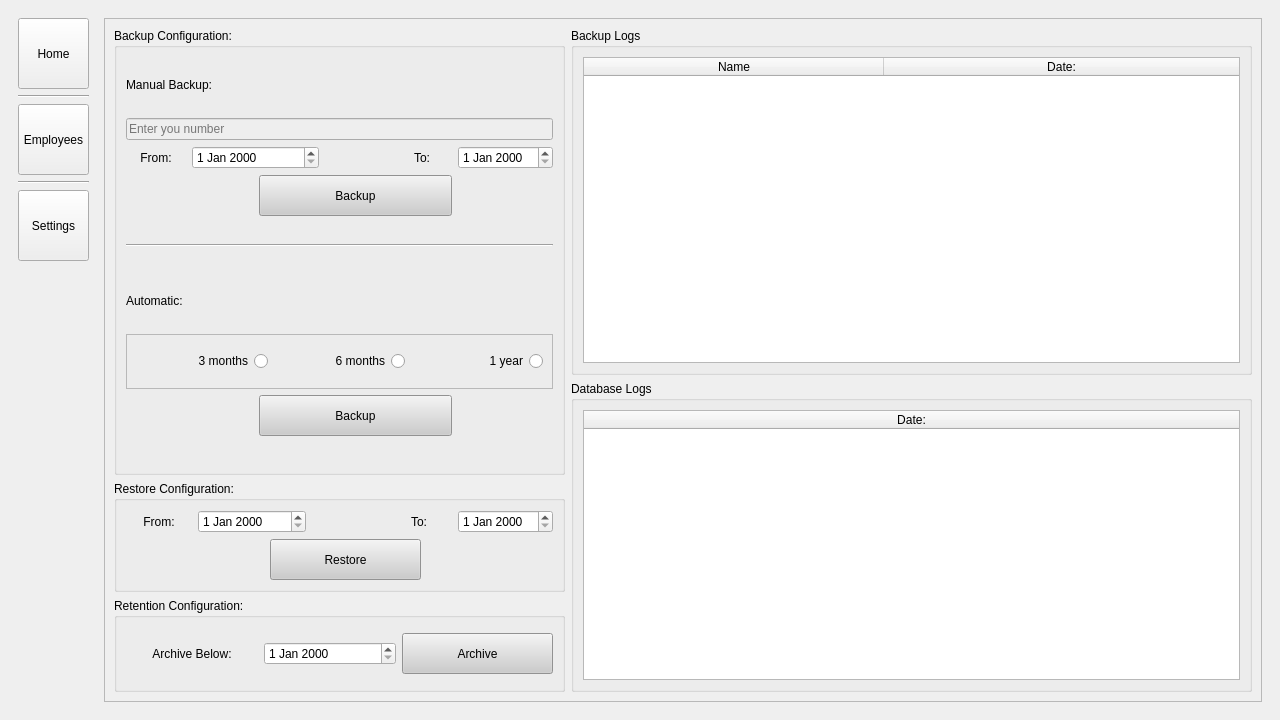
Above: EALS UI/eals-main.ui from maeven-tapa/cpet8_group8_workspace before the change. Below: the same form after it.
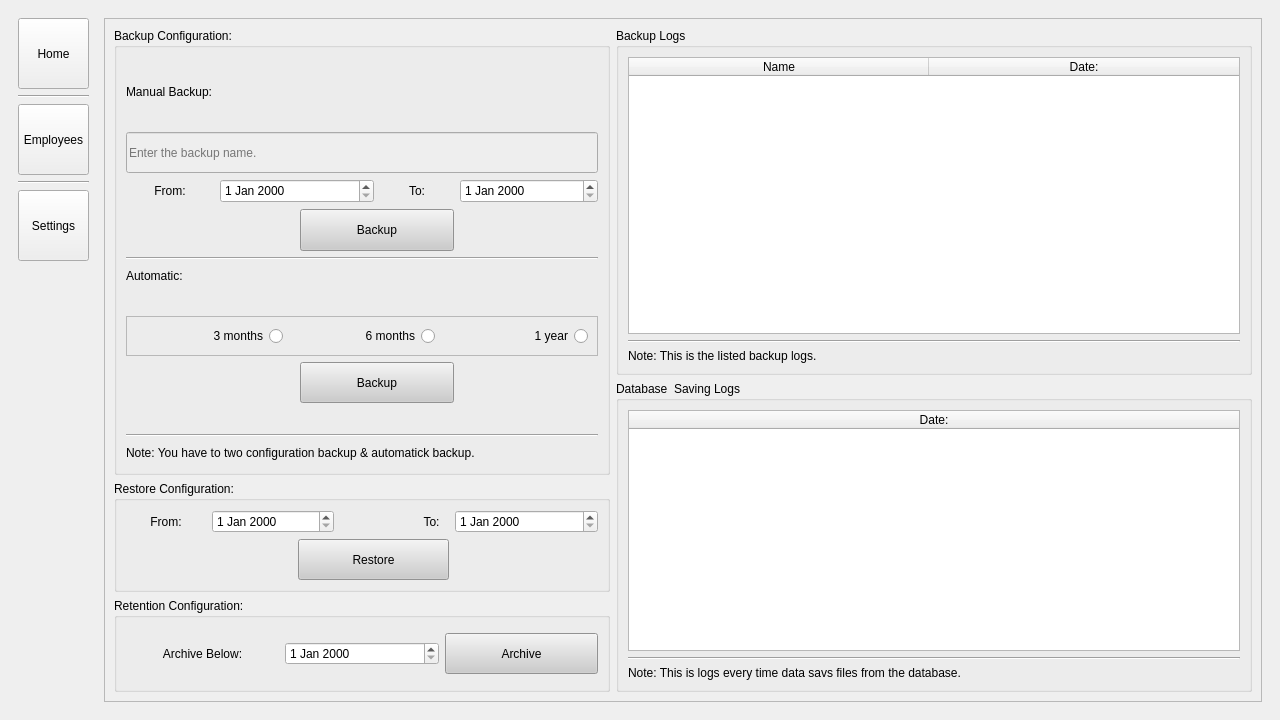
That is the form after the change. The open tabs and pages were chosen to show the change.

Patch:
```diff
--- a/EALS UI/eals-main.ui
+++ b/EALS UI/eals-main.ui
@@ -13,13 +13,19 @@
   <property name="minimumSize">
    <size>
     <width>0</width>
-    <height>291</height>
+    <height>0</height>
    </size>
   </property>
   <property name="windowTitle">
    <string>MainWindow</string>
   </property>
   <widget class="QWidget" name="centralwidget">
+   <property name="minimumSize">
+    <size>
+     <width>1280</width>
+     <height>720</height>
+    </size>
+   </property>
    <layout class="QGridLayout" name="gridLayout">
     <item row="0" column="0">
      <widget class="QStackedWidget" name="stackedWidget">
@@ -3249,6 +3255,20 @@
                 </column>
                </widget>
               </item>
+              <item row="5" column="0" colspan="4">
+               <widget class="Line" name="line_42">
+                <property name="orientation">
+                 <enum>Qt::Orientation::Horizontal</enum>
+                </property>
+               </widget>
+              </item>
+              <item row="6" column="0" colspan="3">
+               <widget class="QLabel" name="label_80">
+                <property name="text">
+                 <string>Note: Select the arrow button to navigate notice.</string>
+                </property>
+               </widget>
+              </item>
              </layout>
             </widget>
            </item>
@@ -4018,280 +4038,6 @@
            <enum>QFrame::Shadow::Raised</enum>
           </property>
           <layout class="QGridLayout" name="gridLayout_50">
-           <item row="0" column="0" rowspan="2">
-            <widget class="QGroupBox" name="groupBox_16">
-             <property name="minimumSize">
-              <size>
-               <width>451</width>
-               <height>351</height>
-              </size>
-             </property>
-             <property name="title">
-              <string>Backup Configuration:</string>
-             </property>
-             <layout class="QGridLayout" name="gridLayout_47">
-              <item row="7" column="0" colspan="2">
-               <widget class="QFrame" name="frame_77">
-                <property name="styleSheet">
-                 <string notr="true">background-color: transparent;
-border: none;</string>
-                </property>
-                <property name="frameShape">
-                 <enum>QFrame::Shape::StyledPanel</enum>
-                </property>
-                <property name="frameShadow">
-                 <enum>QFrame::Shadow::Raised</enum>
-                </property>
-               </widget>
-              </item>
-              <item row="3" column="0" colspan="2">
-               <widget class="QFrame" name="frame_79">
-                <property name="styleSheet">
-                 <string notr="true">background-color: transparent;
-border: none;</string>
-                </property>
-                <property name="frameShape">
-                 <enum>QFrame::Shape::StyledPanel</enum>
-                </property>
-                <property name="frameShadow">
-                 <enum>QFrame::Shadow::Raised</enum>
-                </property>
-               </widget>
-              </item>
-              <item row="2" column="1" colspan="2">
-               <widget class="QDateEdit" name="dateEdit"/>
-              </item>
-              <item row="2" column="4">
-               <widget class="QLabel" name="label_83">
-                <property name="minimumSize">
-                 <size>
-                  <width>0</width>
-                  <height>0</height>
-                 </size>
-                </property>
-                <property name="text">
-                 <string>To:</string>
-                </property>
-                <property name="alignment">
-                 <set>Qt::AlignmentFlag::AlignCenter</set>
-                </property>
-               </widget>
-              </item>
-              <item row="7" column="5">
-               <widget class="QFrame" name="frame_78">
-                <property name="styleSheet">
-                 <string notr="true">background-color: transparent;
-border: none;</string>
-                </property>
-                <property name="frameShape">
-                 <enum>QFrame::Shape::StyledPanel</enum>
-                </property>
-                <property name="frameShadow">
-                 <enum>QFrame::Shadow::Raised</enum>
-                </property>
-               </widget>
-              </item>
-              <item row="1" column="0" colspan="6">
-               <widget class="QLineEdit" name="lineEdit_17">
-                <property name="minimumSize">
-                 <size>
-                  <width>0</width>
-                  <height>0</height>
-                 </size>
-                </property>
-                <property name="styleSheet">
-                 <string notr="true">background-color: rgb(238, 238, 238);</string>
-                </property>
-                <property name="placeholderText">
-                 <string>Enter you number</string>
-                </property>
-               </widget>
-              </item>
-              <item row="3" column="2" colspan="3">
-               <widget class="QPushButton" name="manual_backup_btn">
-                <property name="minimumSize">
-                 <size>
-                  <width>151</width>
-                  <height>41</height>
-                 </size>
-                </property>
-                <property name="maximumSize">
-                 <size>
-                  <width>16777215</width>
-                  <height>16777215</height>
-                 </size>
-                </property>
-                <property name="styleSheet">
-                 <string notr="true">background-color: rgb(204, 204, 204);</string>
-                </property>
-                <property name="text">
-                 <string>Backup</string>
-                </property>
-               </widget>
-              </item>
-              <item row="4" column="0" colspan="6">
-               <widget class="Line" name="line_43">
-                <property name="minimumSize">
-                 <size>
-                  <width>0</width>
-                  <height>46</height>
-                 </size>
-                </property>
-                <property name="orientation">
-                 <enum>Qt::Orientation::Horizontal</enum>
-                </property>
-               </widget>
-              </item>
-              <item row="8" column="0" colspan="6">
-               <widget class="Line" name="line_42">
-                <property name="minimumSize">
-                 <size>
-                  <width>0</width>
-                  <height>21</height>
-                 </size>
-                </property>
-                <property name="styleSheet">
-                 <string notr="true">border: 0px;</string>
-                </property>
-                <property name="orientation">
-                 <enum>Qt::Orientation::Horizontal</enum>
-                </property>
-               </widget>
-              </item>
-              <item row="2" column="5">
-               <widget class="QDateEdit" name="dateEdit_2"/>
-              </item>
-              <item row="0" column="0" colspan="6">
-               <widget class="QLabel" name="label_85">
-                <property name="minimumSize">
-                 <size>
-                  <width>281</width>
-                  <height>27</height>
-                 </size>
-                </property>
-                <property name="text">
-                 <string>Manual Backup:</string>
-                </property>
-               </widget>
-              </item>
-              <item row="2" column="0">
-               <widget class="QLabel" name="label_84">
-                <property name="minimumSize">
-                 <size>
-                  <width>0</width>
-                  <height>0</height>
-                 </size>
-                </property>
-                <property name="text">
-                 <string>From:</string>
-                </property>
-                <property name="alignment">
-                 <set>Qt::AlignmentFlag::AlignCenter</set>
-                </property>
-               </widget>
-              </item>
-              <item row="2" column="3">
-               <widget class="QFrame" name="frame_76">
-                <property name="styleSheet">
-                 <string notr="true">background-color: transparent;
-border: none;</string>
-                </property>
-                <property name="frameShape">
-                 <enum>QFrame::Shape::StyledPanel</enum>
-                </property>
-                <property name="frameShadow">
-                 <enum>QFrame::Shadow::Raised</enum>
-                </property>
-               </widget>
-              </item>
-              <item row="6" column="0" colspan="6">
-               <widget class="QFrame" name="frame_75">
-                <property name="layoutDirection">
-                 <enum>Qt::LayoutDirection::RightToLeft</enum>
-                </property>
-                <property name="frameShape">
-                 <enum>QFrame::Shape::StyledPanel</enum>
-                </property>
-                <property name="frameShadow">
-                 <enum>QFrame::Shadow::Raised</enum>
-                </property>
-                <layout class="QHBoxLayout" name="horizontalLayout_4">
-                 <item>
-                  <widget class="QRadioButton" name="radioButton_10">
-                   <property name="text">
-                    <string>1 year</string>
-                   </property>
-                  </widget>
-                 </item>
-                 <item>
-                  <widget class="QRadioButton" name="radioButton_11">
-                   <property name="text">
-                    <string>6 months</string>
-                   </property>
-                  </widget>
-                 </item>
-                 <item>
-                  <widget class="QRadioButton" name="radioButton_12">
-                   <property name="text">
-                    <string>3 months</string>
-                   </property>
-                  </widget>
-                 </item>
-                </layout>
-               </widget>
-              </item>
-              <item row="7" column="2" colspan="3">
-               <widget class="QPushButton" name="automatic_backup_btn">
-                <property name="minimumSize">
-                 <size>
-                  <width>151</width>
-                  <height>41</height>
-                 </size>
-                </property>
-                <property name="maximumSize">
-                 <size>
-                  <width>16777215</width>
-                  <height>16777215</height>
-                 </size>
-                </property>
-                <property name="styleSheet">
-                 <string notr="true">background-color: rgb(204, 204, 204);</string>
-                </property>
-                <property name="text">
-                 <string>Backup</string>
-                </property>
-               </widget>
-              </item>
-              <item row="3" column="5">
-               <widget class="QFrame" name="frame_80">
-                <property name="styleSheet">
-                 <string notr="true">background-color: transparent;
-border: none;</string>
-                </property>
-                <property name="frameShape">
-                 <enum>QFrame::Shape::StyledPanel</enum>
-                </property>
-                <property name="frameShadow">
-                 <enum>QFrame::Shadow::Raised</enum>
-                </property>
-               </widget>
-              </item>
-              <item row="5" column="0" colspan="6">
-               <widget class="QLabel" name="label_82">
-                <property name="minimumSize">
-                 <size>
-                  <width>281</width>
-                  <height>27</height>
-                 </size>
-                </property>
-                <property name="text">
-                 <string>Automatic:</string>
-                </property>
-               </widget>
-              </item>
-             </layout>
-            </widget>
-           </item>
            <item row="0" column="1">
             <widget class="QGroupBox" name="groupBox_14">
              <property name="minimumSize">
@@ -4324,34 +4070,30 @@
                 </column>
                </widget>
               </item>
-             </layout>
-            </widget>
-           </item>
-           <item row="1" column="1" rowspan="3">
-            <widget class="QGroupBox" name="groupBox_15">
-             <property name="minimumSize">
-              <size>
-               <width>631</width>
-               <height>311</height>
-              </size>
-             </property>
-             <property name="title">
-              <string>Database Logs</string>
-             </property>
-             <layout class="QGridLayout" name="gridLayout_52">
-              <item row="0" column="0">
-               <widget class="QTableWidget" name="tableWidget_6">
-                <attribute name="horizontalHeaderDefaultSectionSize">
-                 <number>300</number>
-                </attribute>
-                <attribute name="horizontalHeaderStretchLastSection">
-                 <bool>true</bool>
-                </attribute>
-                <column>
-                 <property name="text">
-                  <string>Date:</string>
-                 </property>
-                </column>
+              <item row="1" column="0">
+               <widget class="Line" name="line_60">
+                <property name="minimumSize">
+                 <size>
+                  <width>0</width>
+                  <height>0</height>
+                 </size>
+                </property>
+                <property name="orientation">
+                 <enum>Qt::Orientation::Horizontal</enum>
+                </property>
+               </widget>
+              </item>
+              <item row="2" column="0">
+               <widget class="QLabel" name="label_77">
+                <property name="minimumSize">
+                 <size>
+                  <width>0</width>
+                  <height>0</height>
+                 </size>
+                </property>
+                <property name="text">
+                 <string>Note: This is the listed backup logs.</string>
+                </property>
                </widget>
               </item>
              </layout>
@@ -4363,7 +4105,27 @@
               <string>Restore Configuration:</string>
              </property>
              <layout class="QGridLayout" name="gridLayout_48">
-              <item row="0" column="4" colspan="2">
+              <item row="1" column="0" colspan="2">
+               <widget class="QFrame" name="frame_82">
+                <property name="minimumSize">
+                 <size>
+                  <width>166</width>
+                  <height>0</height>
+                 </size>
+                </property>
+                <property name="styleSheet">
+                 <string notr="true">background-color: transparent;
+border: none;</string>
+                </property>
+                <property name="frameShape">
+                 <enum>QFrame::Shape::StyledPanel</enum>
+                </property>
+                <property name="frameShadow">
+                 <enum>QFrame::Shadow::Raised</enum>
+                </property>
+               </widget>
+              </item>
+              <item row="0" column="4">
                <widget class="QLabel" name="label_87">
                 <property name="minimumSize">
                  <size>
@@ -4379,9 +4141,6 @@
                 </property>
                </widget>
               </item>
-              <item row="0" column="6">
-               <widget class="QDateEdit" name="dateEdit_4"/>
-              </item>
               <item row="0" column="0">
                <widget class="QLabel" name="label_86">
                 <property name="minimumSize">
@@ -4398,6 +4157,32 @@
                 </property>
                </widget>
               </item>
+              <item row="1" column="5">
+               <widget class="QFrame" name="frame_83">
+                <property name="minimumSize">
+                 <size>
+                  <width>143</width>
+                  <height>0</height>
+                 </size>
+                </property>
+                <property name="styleSheet">
+                 <string notr="true">background-color: transparent;
+border: none;</string>
+                </property>
+                <property name="frameShape">
+                 <enum>QFrame::Shape::StyledPanel</enum>
+                </property>
+                <property name="frameShadow">
+                 <enum>QFrame::Shadow::Raised</enum>
+                </property>
+               </widget>
+              </item>
+              <item row="0" column="5">
+               <widget class="QDateEdit" name="dateEdit_4"/>
+              </item>
+              <item row="0" column="1" colspan="2">
+               <widget class="QDateEdit" name="dateEdit_3"/>
+              </item>
               <item row="0" column="3">
                <widget class="QFrame" name="frame_81">
                 <property name="minimumSize">
@@ -4418,29 +4203,6 @@
                 </property>
                </widget>
               </item>
-              <item row="1" column="0" colspan="2">
-               <widget class="QFrame" name="frame_82">
-                <property name="minimumSize">
-                 <size>
-                  <width>138</width>
-                  <height>0</height>
-                 </size>
-                </property>
-                <property name="styleSheet">
-                 <string notr="true">background-color: transparent;
-border: none;</string>
-                </property>
-                <property name="frameShape">
-                 <enum>QFrame::Shape::StyledPanel</enum>
-                </property>
-                <property name="frameShadow">
-                 <enum>QFrame::Shadow::Raised</enum>
-                </property>
-               </widget>
-              </item>
-              <item row="0" column="1" colspan="2">
-               <widget class="QDateEdit" name="dateEdit_3"/>
-              </item>
               <item row="1" column="2" colspan="3">
                <widget class="QPushButton" name="restore_btn">
                 <property name="minimumSize">
@@ -4463,17 +4225,59 @@
                 </property>
                </widget>
               </item>
-              <item row="1" column="5" colspan="2">
-               <widget class="QFrame" name="frame_83">
-                <property name="styleSheet">
-                 <string notr="true">background-color: transparent;
-border: none;</string>
+             </layout>
+            </widget>
+           </item>
+           <item row="1" column="1" rowspan="3">
+            <widget class="QGroupBox" name="groupBox_15">
+             <property name="minimumSize">
+              <size>
+               <width>631</width>
+               <height>311</height>
+              </size>
+             </property>
+             <property name="title">
+              <string>Database  Saving Logs</string>
+             </property>
+             <layout class="QGridLayout" name="gridLayout_52">
+              <item row="0" column="0">
+               <widget class="QTableWidget" name="tableWidget_6">
+                <attribute name="horizontalHeaderDefaultSectionSize">
+                 <number>300</number>
+                </attribute>
+                <attribute name="horizontalHeaderStretchLastSection">
+                 <bool>true</bool>
+                </attribute>
+                <column>
+                 <property name="text">
+                  <string>Date:</string>
+                 </property>
+                </column>
+               </widget>
+              </item>
+              <item row="1" column="0">
+               <widget class="Line" name="line_62">
+                <property name="minimumSize">
+                 <size>
+                  <width>0</width>
+                  <height>0</height>
+                 </size>
                 </property>
-                <property name="frameShape">
-                 <enum>QFrame::Shape::StyledPanel</enum>
+                <property name="orientation">
+                 <enum>Qt::Orientation::Horizontal</enum>
                 </property>
-                <property name="frameShadow">
-                 <enum>QFrame::Shadow::Raised</enum>
+               </widget>
+              </item>
+              <item row="2" column="0">
+               <widget class="QLabel" name="label_78">
+                <property name="minimumSize">
+                 <size>
+                  <width>0</width>
+                  <height>0</height>
+                 </size>
+                </property>
+                <property name="text">
+                 <string>Note: This is logs every time data savs files from the database.</string>
                 </property>
                </widget>
               </item>
@@ -4530,6 +4334,400 @@
              </layout>
             </widget>
            </item>
+           <item row="0" column="0" rowspan="2">
+            <widget class="QGroupBox" name="groupBox_16">
+             <property name="minimumSize">
+              <size>
+               <width>451</width>
+               <height>351</height>
+              </size>
+             </property>
+             <property name="title">
+              <string>Backup Configuration:</string>
+             </property>
+             <layout class="QGridLayout" name="gridLayout_47">
+              <item row="0" column="0" colspan="5">
+               <widget class="QFrame" name="frame_99">
+                <property name="minimumSize">
+                 <size>
+                  <width>138</width>
+                  <height>0</height>
+                 </size>
+                </property>
+                <property name="styleSheet">
+                 <string notr="true">background-color: transparent;
+border: none;</string>
+                </property>
+                <property name="frameShape">
+                 <enum>QFrame::Shape::StyledPanel</enum>
+                </property>
+                <property name="frameShadow">
+                 <enum>QFrame::Shadow::Raised</enum>
+                </property>
+               </widget>
+              </item>
+              <item row="1" column="0" colspan="5">
+               <widget class="QLabel" name="label_85">
+                <property name="minimumSize">
+                 <size>
+                  <width>471</width>
+                  <height>0</height>
+                 </size>
+                </property>
+                <property name="text">
+                 <string>Manual Backup:</string>
+                </property>
+               </widget>
+              </item>
+              <item row="2" column="0" colspan="5">
+               <widget class="QFrame" name="frame_98">
+                <property name="minimumSize">
+                 <size>
+                  <width>138</width>
+                  <height>0</height>
+                 </size>
+                </property>
+                <property name="styleSheet">
+                 <string notr="true">background-color: transparent;
+border: none;</string>
+                </property>
+                <property name="frameShape">
+                 <enum>QFrame::Shape::StyledPanel</enum>
+                </property>
+                <property name="frameShadow">
+                 <enum>QFrame::Shadow::Raised</enum>
+                </property>
+               </widget>
+              </item>
+              <item row="3" column="0" colspan="5">
+               <widget class="QLineEdit" name="lineEdit_17">
+                <property name="minimumSize">
+                 <size>
+                  <width>471</width>
+                  <height>41</height>
+                 </size>
+                </property>
+                <property name="styleSheet">
+                 <string notr="true">background-color: rgb(238, 238, 238);</string>
+                </property>
+                <property name="placeholderText">
+                 <string>Enter the backup name.</string>
+                </property>
+               </widget>
+              </item>
+              <item row="4" column="0">
+               <widget class="QLabel" name="label_84">
+                <property name="minimumSize">
+                 <size>
+                  <width>88</width>
+                  <height>0</height>
+                 </size>
+                </property>
+                <property name="text">
+                 <string>From:</string>
+                </property>
+                <property name="alignment">
+                 <set>Qt::AlignmentFlag::AlignCenter</set>
+                </property>
+               </widget>
+              </item>
+              <item row="4" column="1" colspan="2">
+               <widget class="QDateEdit" name="dateEdit">
+                <property name="minimumSize">
+                 <size>
+                  <width>121</width>
+                  <height>24</height>
+                 </size>
+                </property>
+               </widget>
+              </item>
+              <item row="4" column="3">
+               <widget class="QLabel" name="label_83">
+                <property name="minimumSize">
+                 <size>
+                  <width>0</width>
+                  <height>0</height>
+                 </size>
+                </property>
+                <property name="text">
+                 <string>To:</string>
+                </property>
+                <property name="alignment">
+                 <set>Qt::AlignmentFlag::AlignCenter</set>
+                </property>
+               </widget>
+              </item>
+              <item row="4" column="4">
+               <widget class="QDateEdit" name="dateEdit_2">
+                <property name="minimumSize">
+                 <size>
+                  <width>121</width>
+                  <height>24</height>
+                 </size>
+                </property>
+               </widget>
+              </item>
+              <item row="5" column="0" colspan="2">
+               <widget class="QFrame" name="frame_90">
+                <property name="minimumSize">
+                 <size>
+                  <width>138</width>
+                  <height>0</height>
+                 </size>
+                </property>
+                <property name="styleSheet">
+                 <string notr="true">background-color: transparent;
+border: none;</string>
+                </property>
+                <property name="frameShape">
+                 <enum>QFrame::Shape::StyledPanel</enum>
+                </property>
+                <property name="frameShadow">
+                 <enum>QFrame::Shadow::Raised</enum>
+                </property>
+               </widget>
+              </item>
+              <item row="5" column="2" colspan="2">
+               <widget class="QPushButton" name="manual_backup_btn">
+                <property name="minimumSize">
+                 <size>
+                  <width>151</width>
+                  <height>42</height>
+                 </size>
+                </property>
+                <property name="maximumSize">
+                 <size>
+                  <width>16777215</width>
+                  <height>16777215</height>
+                 </size>
+                </property>
+                <property name="styleSheet">
+                 <string notr="true">background-color: rgb(204, 204, 204);</string>
+                </property>
+                <property name="text">
+                 <string>Backup</string>
+                </property>
+               </widget>
+              </item>
+              <item row="5" column="4">
+               <widget class="QFrame" name="frame_91">
+                <property name="minimumSize">
+                 <size>
+                  <width>138</width>
+                  <height>0</height>
+                 </size>
+                </property>
+                <property name="styleSheet">
+                 <string notr="true">background-color: transparent;
+border: none;</string>
+                </property>
+                <property name="frameShape">
+                 <enum>QFrame::Shape::StyledPanel</enum>
+                </property>
+                <property name="frameShadow">
+                 <enum>QFrame::Shadow::Raised</enum>
+                </property>
+               </widget>
+              </item>
+              <item row="6" column="0" colspan="5">
+               <widget class="Line" name="line_61">
+                <property name="minimumSize">
+                 <size>
+                  <width>0</width>
+                  <height>0</height>
+                 </size>
+                </property>
+                <property name="orientation">
+                 <enum>Qt::Orientation::Horizontal</enum>
+                </property>
+               </widget>
+              </item>
+              <item row="7" column="0" colspan="5">
+               <widget class="QLabel" name="label_82">
+                <property name="minimumSize">
+                 <size>
+                  <width>464</width>
+                  <height>0</height>
+                 </size>
+                </property>
+                <property name="text">
+                 <string>Automatic:</string>
+                </property>
+               </widget>
+              </item>
+              <item row="8" column="0" colspan="5">
+               <widget class="QFrame" name="frame_93">
+                <property name="minimumSize">
+                 <size>
+                  <width>138</width>
+                  <height>0</height>
+                 </size>
+                </property>
+                <property name="styleSheet">
+                 <string notr="true">background-color: transparent;
+border: none;</string>
+                </property>
+                <property name="frameShape">
+                 <enum>QFrame::Shape::StyledPanel</enum>
+                </property>
+                <property name="frameShadow">
+                 <enum>QFrame::Shadow::Raised</enum>
+                </property>
+               </widget>
+              </item>
+              <item row="9" column="0" colspan="5">
+               <widget class="QFrame" name="frame_75">
+                <property name="minimumSize">
+                 <size>
+                  <width>471</width>
+                  <height>0</height>
+                 </size>
+                </property>
+                <property name="layoutDirection">
+                 <enum>Qt::LayoutDirection::RightToLeft</enum>
+                </property>
+                <property name="frameShape">
+                 <enum>QFrame::Shape::StyledPanel</enum>
+                </property>
+                <property name="frameShadow">
+                 <enum>QFrame::Shadow::Raised</enum>
+                </property>
+                <layout class="QHBoxLayout" name="horizontalLayout_4">
+                 <item>
+                  <widget class="QRadioButton" name="radioButton_10">
+                   <property name="text">
+                    <string>1 year</string>
+                   </property>
+                  </widget>
+                 </item>
+                 <item>
+                  <widget class="QRadioButton" name="radioButton_11">
+                   <property name="text">
+                    <string>6 months</string>
+                   </property>
+                  </widget>
+                 </item>
+                 <item>
+                  <widget class="QRadioButton" name="radioButton_12">
+                   <property name="text">
+                    <string>3 months</string>
+                   </property>
+                  </widget>
+                 </item>
+                </layout>
+               </widget>
+              </item>
+              <item row="10" column="0" colspan="2">
+               <widget class="QFrame" name="frame_88">
+                <property name="minimumSize">
+                 <size>
+                  <width>138</width>
+                  <height>0</height>
+                 </size>
+                </property>
+                <property name="styleSheet">
+                 <string notr="true">background-color: transparent;
+border: none;</string>
+                </property>
+                <property name="frameShape">
+                 <enum>QFrame::Shape::StyledPanel</enum>
+                </property>
+                <property name="frameShadow">
+                 <enum>QFrame::Shadow::Raised</enum>
+                </property>
+               </widget>
+              </item>
+              <item row="10" column="2" colspan="2">
+               <widget class="QPushButton" name="automatic_backup_btn">
+                <property name="minimumSize">
+                 <size>
+                  <width>151</width>
+                  <height>41</height>
+                 </size>
+                </property>
+                <property name="maximumSize">
+                 <size>
+                  <width>16777215</width>
+                  <height>16777215</height>
+                 </size>
+                </property>
+                <property name="styleSheet">
+                 <string notr="true">background-color: rgb(204, 204, 204);</string>
+                </property>
+                <property name="text">
+                 <string>Backup</string>
+                </property>
+               </widget>
+              </item>
+              <item row="10" column="4">
+               <widget class="QFrame" name="frame_89">
+                <property name="minimumSize">
+                 <size>
+                  <width>138</width>
+                  <height>0</height>
+                 </size>
+                </property>
+                <property name="styleSheet">
+                 <string notr="true">background-color: transparent;
+border: none;</string>
+                </property>
+                <property name="frameShape">
+                 <enum>QFrame::Shape::StyledPanel</enum>
+                </property>
+                <property name="frameShadow">
+                 <enum>QFrame::Shadow::Raised</enum>
+                </property>
+               </widget>
+              </item>
+              <item row="11" column="0" colspan="5">
+               <widget class="QFrame" name="frame_92">
+                <property name="minimumSize">
+                 <size>
+                  <width>138</width>
+                  <height>0</height>
+                 </size>
+                </property>
+                <property name="styleSheet">
+                 <string notr="true">background-color: transparent;
+border: none;</string>
+                </property>
+                <property name="frameShape">
+                 <enum>QFrame::Shape::StyledPanel</enum>
+                </property>
+                <property name="frameShadow">
+                 <enum>QFrame::Shadow::Raised</enum>
+                </property>
+               </widget>
+              </item>
+              <item row="12" column="0" colspan="5">
+               <widget class="Line" name="line_59">
+                <property name="minimumSize">
+                 <size>
+                  <width>1</width>
+                  <height>0</height>
+                 </size>
+                </property>
+                <property name="orientation">
+                 <enum>Qt::Orientation::Horizontal</enum>
+                </property>
+               </widget>
+              </item>
+              <item row="13" column="0" colspan="5">
+               <widget class="QLabel" name="label_76">
+                <property name="minimumSize">
+                 <size>
+                  <width>461</width>
+                  <height>20</height>
+                 </size>
+                </property>
+                <property name="text">
+                 <string>Note: You have to two configuration backup &amp; automatick backup.</string>
+                </property>
+               </widget>
+              </item>
+             </layout>
+            </widget>
+           </item>
           </layout>
          </widget>
         </item>
```
Left out of the diff: 130 changed lines with no effect on the pictures.
